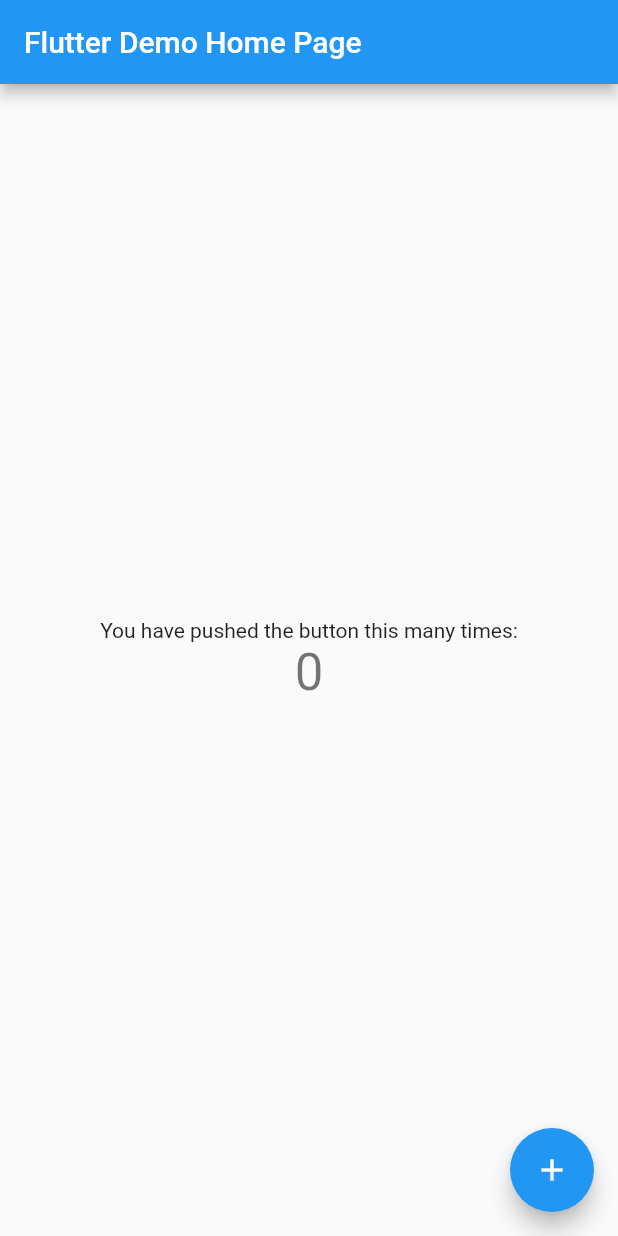
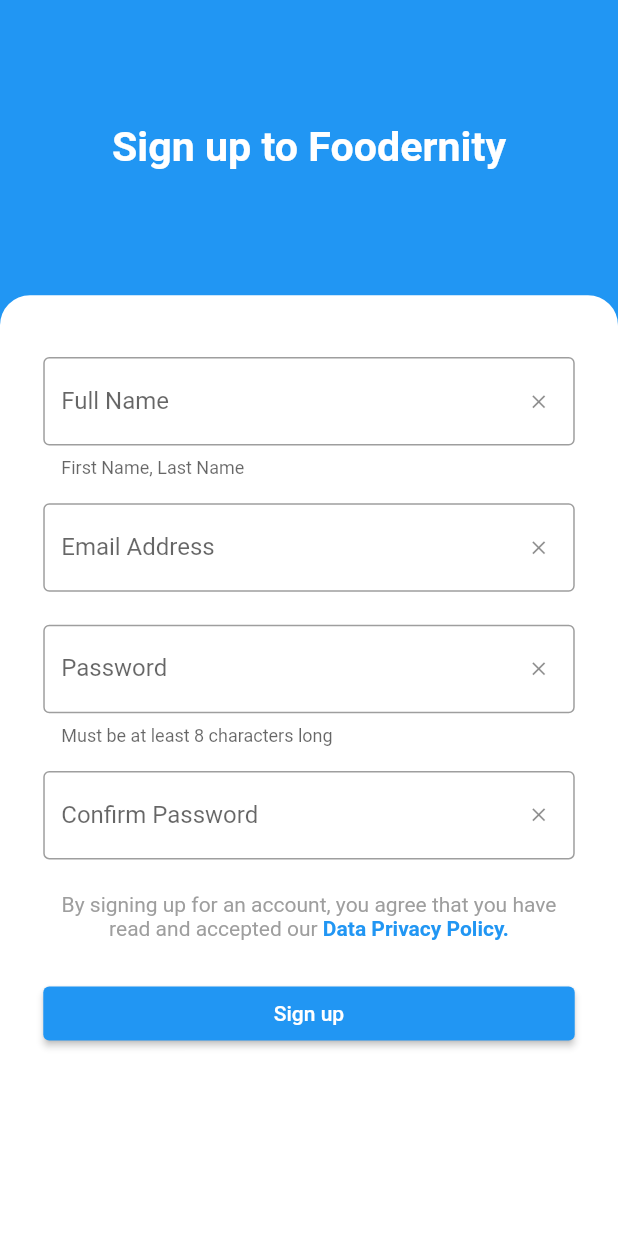
Before and after one commit to fhillipbagsic/Foodernity_Mobile, a Flutter app: the screen it shows after launch, on a phone screen of 412 x 824 dp. Run offline on Flutter 3.47's test engine with Material 2 defaults, Android fonts, the phone set to English and light mode, and no system bars; our stand-ins replace form_field_validator, sizer.

Commit message:
Add signup page

```diff
--- /dev/null
+++ b/lib/Pages/Signinup/Signup.dart
@@ -0,0 +1,184 @@
+import 'package:flutter/material.dart';
+import 'package:form_field_validator/form_field_validator.dart';
+import 'package:sizer/sizer.dart';
+
+class Signup extends StatefulWidget {
+  const Signup({Key? key}) : super(key: key);
+
+  @override
+  State<Signup> createState() => _SignupState();
+}
+
+class _SignupState extends State<Signup> {
+  final _formKey = GlobalKey<FormState>();
+
+  var fullNameController = TextEditingController();
+  var emailAddressController = TextEditingController();
+  var passwordController = TextEditingController();
+  var confirmPasswordController = TextEditingController();
+
+  @override
+  Widget build(BuildContext context) {
+    return Container(
+        width: double.infinity,
+        color: Colors.blue,
+        child: Column(
+          children: [
+            Padding(
+              padding: EdgeInsets.symmetric(vertical: 10.h),
+              child: Text(
+                'Sign up to Foodernity',
+                textAlign: TextAlign.center,
+                style: TextStyle(
+                    color: Colors.white,
+                    fontWeight: FontWeight.bold,
+                    fontSize: 20.sp),
+              ),
+            ),
+            Expanded(
+              child: Container(
+                padding: EdgeInsets.symmetric(horizontal: 7.w, vertical: 5.h),
+                decoration: const BoxDecoration(
+                  color: Colors.white,
+                  borderRadius: BorderRadius.only(
+                    topRight: Radius.circular(20.0),
+                    topLeft: Radius.circular(20.0),
+                  ),
+                ),
+                child: Form(
+                  key: _formKey,
+                  child: Column(
+                    children: [
+                      _field('Full Name', fullNameController),
+                      SizedBox(
+                        height: 2.h,
+                      ),
+                      _field('Email Address', emailAddressController),
+                      _field('Password', passwordController),
+                      SizedBox(
+                        height: 2.h,
+                      ),
+                      _confirmPasswordField(),
+                      _agreement(),
+                      SizedBox(
+                        height: 3.h,
+                      ),
+                      _signupButton()
+                    ],
+                  ),
+                ),
+              ),
+            )
+          ],
+        ));
+  }
+
+  Widget _field(
+    String fieldName,
+    TextEditingController controller,
+  ) {
+    return TextFormField(
+      controller: controller,
+      // onSaved: (value) => controller.value = value,
+      validator: fieldName == 'Full Name'
+          ? fullNameValidator
+          : fieldName == 'Email Address'
+              ? emailValidator
+              : passwordValidator,
+      decoration: InputDecoration(
+        border: const OutlineInputBorder(),
+        labelText: fieldName,
+        helperText: getHelperText(fieldName),
+        suffixIcon: IconButton(
+          onPressed: () => controller.clear(),
+          icon: const Icon(
+            Icons.clear,
+            size: 15.0,
+          ),
+        ),
+      ),
+      obscureText: fieldName == 'Password' ? true : false,
+    );
+  }
+
+  Widget _confirmPasswordField() {
+    return TextFormField(
+      controller: confirmPasswordController,
+      validator: (val) => MatchValidator(errorText: 'Passwords do not match')
+          .validateMatch(
+              confirmPasswordController.text, passwordController.text),
+      decoration: InputDecoration(
+        border: const OutlineInputBorder(),
+        labelText: 'Confirm Password',
+        helperText: getHelperText('Confirm Password'),
+        suffixIcon: IconButton(
+          onPressed: () => confirmPasswordController.clear(),
+          icon: const Icon(
+            Icons.clear,
+            size: 15.0,
+          ),
+        ),
+      ),
+      obscureText: true,
+    );
+  }
+
+  final fullNameValidator = MultiValidator([
+    RequiredValidator(errorText: 'Full name is required'),
+    PatternValidator(r'^[a-zA-Z ]+$', errorText: 'Only letters are allowed'),
+    MinLengthValidator(3, errorText: 'Please enter your full name')
+  ]);
+
+  final emailValidator = MultiValidator([
+    RequiredValidator(errorText: "Email address is required"),
+    EmailValidator(errorText: "Enter valid email address"),
+  ]);
+
+  final passwordValidator = MultiValidator([
+    RequiredValidator(errorText: 'password is required'),
+    MinLengthValidator(8, errorText: 'password must be at least 8 digits long'),
+    PatternValidator(r'^[a-zA-Z0-9]+$',
+        errorText: 'passwords must not have special character')
+  ]);
+
+  String getHelperText(String fieldName) {
+    switch (fieldName) {
+      case 'Full Name':
+        return 'First Name, Last Name';
+      case 'Password':
+        return 'Must be at least 8 characters long';
+    }
+    return '';
+  }
+
+  Widget _agreement() {
+    return (RichText(
+      textAlign: TextAlign.center,
+      text: const TextSpan(
+          text:
+              'By signing up for an account, you agree that you have read and accepted our ',
+          style: TextStyle(color: Colors.grey),
+          children: [
+            TextSpan(
+              text: 'Data Privacy Policy.',
+              style: TextStyle(color: Colors.blue, fontWeight: FontWeight.bold),
+            ),
+          ]),
+    ));
+  }
+
+  Widget _signupButton() {
+    return SizedBox(
+      width: double.infinity,
+      child: ElevatedButton(
+        onPressed: () {
+          if (_formKey.currentState!.validate()) {
+            ScaffoldMessenger.of(context)
+                .showSnackBar(const SnackBar(content: Text('Signing up')));
+          }
+        },
+        child: const Text('Sign up'),
+      ),
+    );
+  }
+}
--- a/lib/main.dart
+++ b/lib/main.dart
@@ -1,4 +1,6 @@
 import 'package:flutter/material.dart';
+import 'package:foodernity_mobile/Pages/Signinup/Signup.dart';
+import 'package:sizer/sizer.dart';
 
 void main() {
   runApp(const MyApp());
@@ -7,109 +9,19 @@
 class MyApp extends StatelessWidget {
   const MyApp({Key? key}) : super(key: key);
 
-  // This widget is the root of your application.
   @override
   Widget build(BuildContext context) {
     return MaterialApp(
-      title: 'Flutter Demo',
-      theme: ThemeData(
-        // This is the theme of your application.
-        //
-        // Try running your application with "flutter run". You'll see the
-        // application has a blue toolbar. Then, without quitting the app, try
-        // changing the primarySwatch below to Colors.green and then invoke
-        // "hot reload" (press "r" in the console where you ran "flutter run",
-        // or simply save your changes to "hot reload" in a Flutter IDE).
-        // Notice that the counter didn't reset back to zero; the application
-        // is not restarted.
-        primarySwatch: Colors.blue,
-      ),
-      home: const MyHomePage(title: 'Flutter Demo Home Page'),
-    );
+        title: 'Flutter Demo',
+        theme: ThemeData(
+          primarySwatch: Colors.blue,
+        ),
+        home: Sizer(builder: ((context, orientation, deviceType) {
+          return const Scaffold(
+            body: SafeArea(
+              child: Signup(),
+            ),
+          );
+        })));
   }
 }
-
-class MyHomePage extends StatefulWidget {
-  const MyHomePage({Key? key, required this.title}) : super(key: key);
-
-  // This widget is the home page of your application. It is stateful, meaning
-  // that it has a State object (defined below) that contains fields that affect
-  // how it looks.
-
-  // This class is the configuration for the state. It holds the values (in this
-  // case the title) provided by the parent (in this case the App widget) and
-  // used by the build method of the State. Fields in a Widget subclass are
-  // always marked "final".
-
-  final String title;
-
-  @override
-  State<MyHomePage> createState() => _MyHomePageState();
-}
-
-class _MyHomePageState extends State<MyHomePage> {
-  int _counter = 0;
-
-  void _incrementCounter() {
-    setState(() {
-      // This call to setState tells the Flutter framework that something has
-      // changed in this State, which causes it to rerun the build method below
-      // so that the display can reflect the updated values. If we changed
-      // _counter without calling setState(), then the build method would not be
-      // called again, and so nothing would appear to happen.
-      _counter++;
-    });
-  }
-
-  @override
-  Widget build(BuildContext context) {
-    // This method is rerun every time setState is called, for instance as done
-    // by the _incrementCounter method above.
-    //
-    // The Flutter framework has been optimized to make rerunning build methods
-    // fast, so that you can just rebuild anything that needs updating rather
-    // than having to individually change instances of widgets.
-    return Scaffold(
-      appBar: AppBar(
-        // Here we take the value from the MyHomePage object that was created by
-        // the App.build method, and use it to set our appbar title.
-        title: Text(widget.title),
-      ),
-      body: Center(
-        // Center is a layout widget. It takes a single child and positions it
-        // in the middle of the parent.
-        child: Column(
-          // Column is also a layout widget. It takes a list of children and
-          // arranges them vertically. By default, it sizes itself to fit its
-          // children horizontally, and tries to be as tall as its parent.
-          //
-          // Invoke "debug painting" (press "p" in the console, choose the
-          // "Toggle Debug Paint" action from the Flutter Inspector in Android
-          // Studio, or the "Toggle Debug Paint" command in Visual Studio Code)
-          // to see the wireframe for each widget.
-          //
-          // Column has various properties to control how it sizes itself and
-          // how it positions its children. Here we use mainAxisAlignment to
-          // center the children vertically; the main axis here is the vertical
-          // axis because Columns are vertical (the cross axis would be
-          // horizontal).
-          mainAxisAlignment: MainAxisAlignment.center,
-          children: <Widget>[
-            const Text(
-              'You have pushed the button this many times:',
-            ),
-            Text(
-              '$_counter',
-              style: Theme.of(context).textTheme.headline4,
-            ),
-          ],
-        ),
-      ),
-      floatingActionButton: FloatingActionButton(
-        onPressed: _incrementCounter,
-        tooltip: 'Increment',
-        child: const Icon(Icons.add),
-      ), // This trailing comma makes auto-formatting nicer for build methods.
-    );
-  }
-}
--- a/pubspec.yaml
+++ b/pubspec.yaml
@@ -34,6 +34,8 @@
   # The following adds the Cupertino Icons font to your application.
   # Use with the CupertinoIcons class for iOS style icons.
   cupertino_icons: ^1.0.2
+  sizer: ^2.0.15
+  form_field_validator: ^1.1.0
 
 dev_dependencies:
   flutter_test:
```
Also changed, not shown: lib/Pages/Home.dart (added), pubspec.lock.
